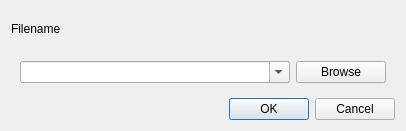
Old version of the form ComBombGui/capturedialog.ui in the repository cdesjardins/ComBomb.
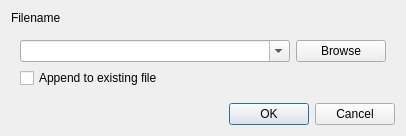
New version of the form. Icons and pictures are not drawn. Custom widgets are drawn as their Qt base class.

Commit message: Add ability to append to capture logs

What changed in the file:
```diff
--- a/ComBombGui/capturedialog.ui
+++ b/ComBombGui/capturedialog.ui
@@ -50,6 +50,13 @@
         </property>
        </widget>
       </item>
+      <item row="1" column="0">
+       <widget class="QCheckBox" name="append">
+        <property name="text">
+         <string>Append to existing file</string>
+        </property>
+       </widget>
+      </item>
      </layout>
     </widget>
    </item>
```
The commit also changes 7 other files.
